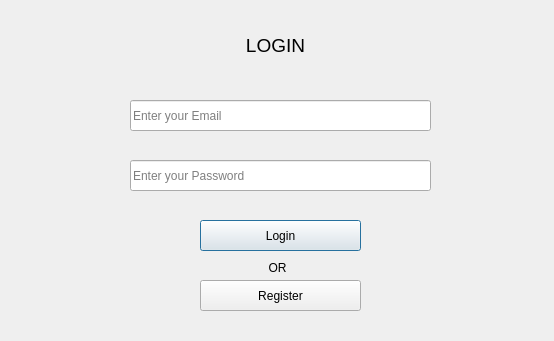
First picture: the form in login_ui.ui, repository snowline2015/Computer-Security-Project, before the edit.
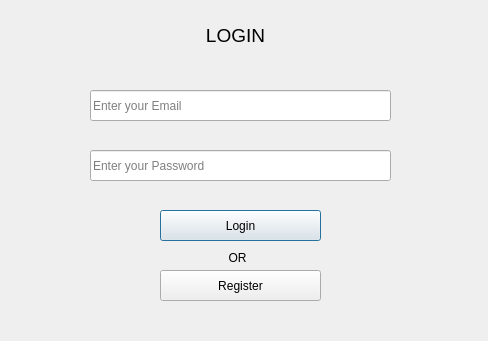
Second picture: the form after the edit.

Commit message: Still same problem

```diff
--- a/login_ui.ui
+++ b/login_ui.ui
@@ -6,7 +6,7 @@
    <rect>
     <x>0</x>
     <y>0</y>
-    <width>554</width>
+    <width>488</width>
     <height>341</height>
    </rect>
   </property>
@@ -22,8 +22,8 @@
   <widget class="QLineEdit" name="inputmail">
    <property name="geometry">
     <rect>
-     <x>130</x>
-     <y>100</y>
+     <x>90</x>
+     <y>90</y>
      <width>301</width>
      <height>31</height>
     </rect>
@@ -43,8 +43,8 @@
   <widget class="QLineEdit" name="inputpasswd">
    <property name="geometry">
     <rect>
-     <x>130</x>
-     <y>160</y>
+     <x>90</x>
+     <y>150</y>
      <width>301</width>
      <height>31</height>
     </rect>
@@ -64,8 +64,8 @@
   <widget class="QPushButton" name="LoginBtn">
    <property name="geometry">
     <rect>
-     <x>200</x>
-     <y>220</y>
+     <x>160</x>
+     <y>210</y>
      <width>161</width>
      <height>31</height>
     </rect>
@@ -83,8 +83,8 @@
   <widget class="QLabel" name="labelOR">
    <property name="geometry">
     <rect>
-     <x>250</x>
-     <y>260</y>
+     <x>210</x>
+     <y>250</y>
      <width>55</width>
      <height>16</height>
     </rect>
@@ -104,8 +104,8 @@
   <widget class="QPushButton" name="OpenRegister">
    <property name="geometry">
     <rect>
-     <x>200</x>
-     <y>280</y>
+     <x>160</x>
+     <y>270</y>
      <width>161</width>
      <height>31</height>
     </rect>
@@ -123,8 +123,8 @@
   <widget class="QLabel" name="label1">
    <property name="geometry">
     <rect>
-     <x>230</x>
-     <y>30</y>
+     <x>190</x>
+     <y>20</y>
      <width>91</width>
      <height>31</height>
     </rect>
```
The commit also changes 1 other file.
